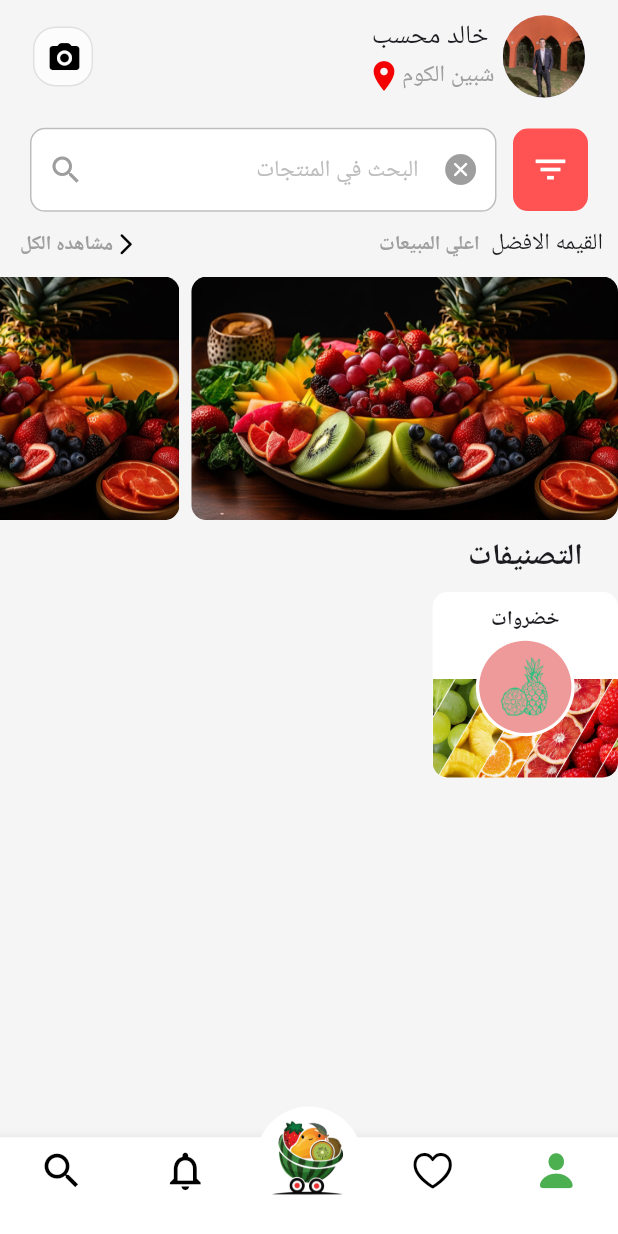
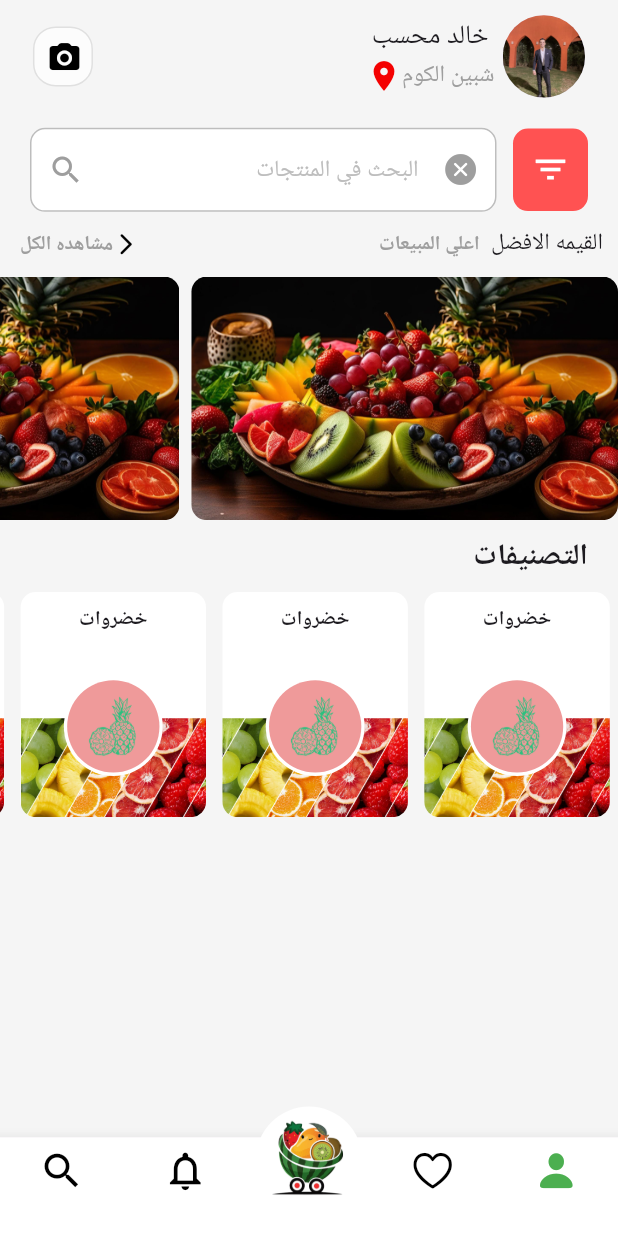
Before and after one commit to Khaled112003/selaty, a Flutter app: the screen it shows after launch, on a phone screen of 412 x 824 dp. Run offline on Flutter 3.47's test engine with Material 3 defaults, Android fonts, the phone set to English and light mode, and no system bars; our stand-ins replace flutter_otp_text_field, flutter_screenutil, go_router, google_fonts, intl_phone_field; Roboto replaces fonts that are missing (Cairo).

Commit message:
classifacation done

```diff
--- /dev/null
+++ b/lib/features/home/presentations/views/widgets/classification-item-listview.dart
@@ -0,0 +1,21 @@
+import 'package:flutter/material.dart';
+import 'package:flutter_screenutil/flutter_screenutil.dart';
+import 'package:selaty/features/home/presentations/views/widgets/classification_item.dart';
+
+class ClassificationItemListView extends StatelessWidget {
+  const ClassificationItemListView({
+    super.key,
+  });
+
+  @override
+  Widget build(BuildContext context) {
+    return ListView.builder(
+      scrollDirection: Axis.horizontal,
+      itemCount: 7,
+      itemBuilder: (context, index) => Padding(
+        padding:  EdgeInsets.symmetric(horizontal: 5.w),
+        child: ClassificationItem(),
+      ),
+    );
+  }
+}
--- a/lib/features/home/presentations/views/widgets/classification.dart
+++ b/lib/features/home/presentations/views/widgets/classification.dart
@@ -1,6 +1,6 @@
 import 'package:flutter/material.dart';
 import 'package:selaty/core/themes/app_styles.dart';
-import 'package:selaty/features/home/presentations/views/widgets/classification_item.dart';
+import 'package:selaty/features/home/presentations/views/widgets/classification-item-listview.dart';
 
 class Classification extends StatelessWidget {
   const Classification({super.key});
@@ -8,19 +8,20 @@ class Classification extends StatelessWidget {
   @override
   Widget build(BuildContext context) {
     return Column(
-
+      crossAxisAlignment: CrossAxisAlignment.start,
       children: [
-
         Padding(
-          padding: const EdgeInsets.symmetric(horizontal: 20 , vertical: 10),
-          child: Text("التصنيفات",style: AppStyles.font18W700,),
-        ) ,
-        ClassificationItem()
-
-
-
+          padding: const EdgeInsets.symmetric(horizontal: 20, vertical: 10),
+          child: Text(
+            "التصنيفات",
+            style: AppStyles.font18W700,
+          ),
+        ),
+        SizedBox(
+          height: 150,
+          child: ClassificationItemListView(),
+        )
       ],
     );
-
   }
 }
--- a/lib/features/home/presentations/views/widgets/classification_item.dart
+++ b/lib/features/home/presentations/views/widgets/classification_item.dart
@@ -22,7 +22,7 @@ class ClassificationItem extends StatelessWidget {
       child: Column(
         children: [
           Padding(
-            padding: const EdgeInsets.only(top: 8.0, bottom: 4.0),
+            padding:  EdgeInsets.only(top: 8.0.h, bottom: 4.0.w),
             child: Text(
               "خضروات",
               style: AppStyles.font12W600,
```
Also changed, not shown: lib/features/home/presentations/views/widgets/best_seller.dart (added).
